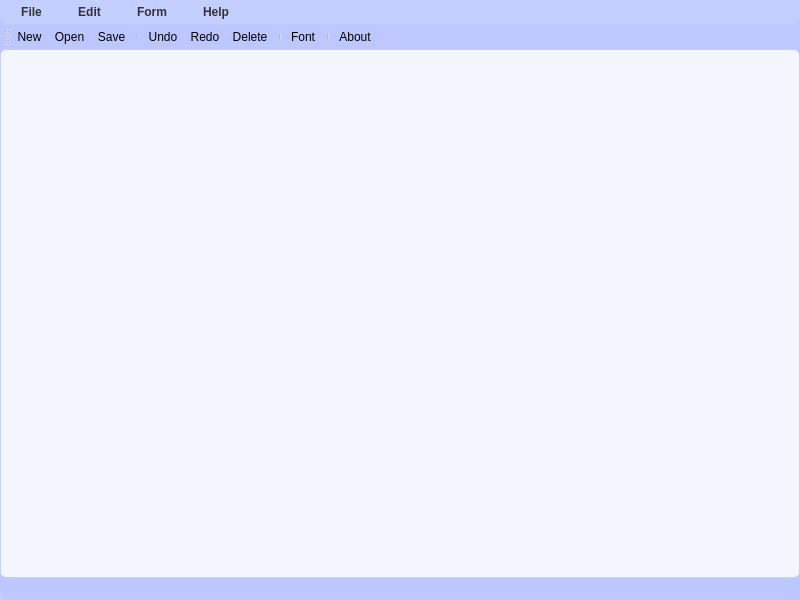
This is QtNotepad.ui in HyunBeen96/note_mp3player as Qt 5 draws it before an edit. The edited form follows.
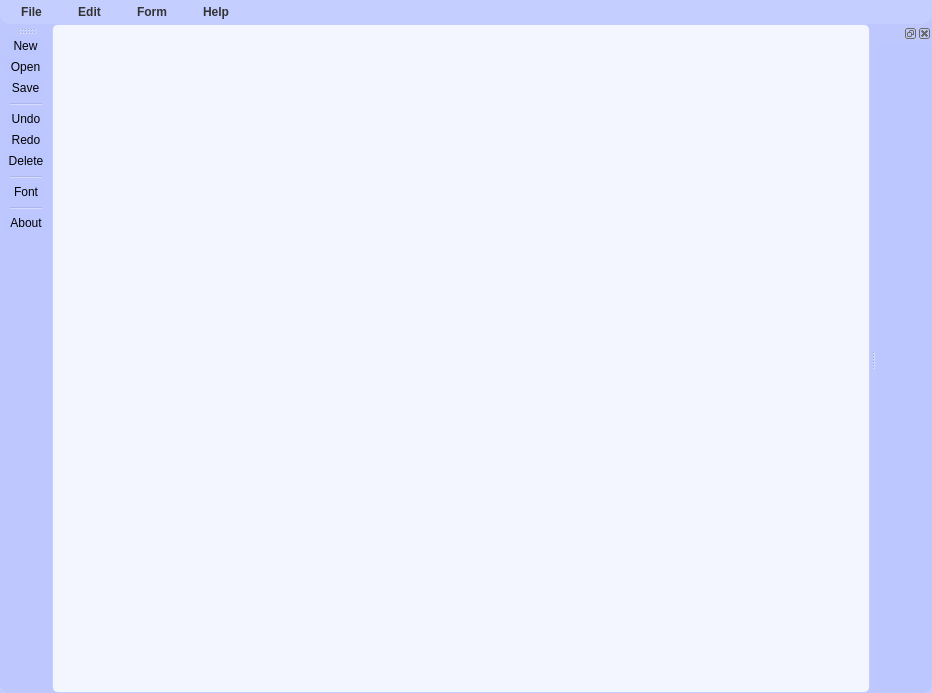
This is the edited form. Icons and pictures are not drawn.

What changed in the file:
```diff
--- a/QtNotepad.ui
+++ b/QtNotepad.ui
@@ -6,8 +6,8 @@
    <rect>
     <x>0</x>
     <y>0</y>
-    <width>800</width>
-    <height>600</height>
+    <width>932</width>
+    <height>693</height>
    </rect>
   </property>
   <property name="windowTitle">
@@ -47,19 +47,6 @@
     color: black;
 }
 
-QPushButton {
-    background-color: rgba(184, 191, 255, 130);  /* 파보라 계열 메인 */
-    border: 1px solid rgba(150, 160, 255, 80);
-    border-radius: 6px;
-    padding: 6px 12px;
-    color: black;
-}
-
-QPushButton:hover {
-    background-color: rgba(160, 170, 255, 180);
-    color: white;
-}
-
 QPlainTextEdit {
     background-color: rgba(255, 255, 255, 210);
     border: 1px solid rgba(170, 180, 255, 100);
@@ -93,6 +80,50 @@
 QMessageBox QLabel {
     background-color: transparent;
     color: black;
+}
+
+/* ✅ 일반 버튼 */
+QPushButton {
+    background-color: rgba(184, 191, 255, 130);  /* 파보라 계열 메인 */
+    border: 1px solid rgba(150, 160, 255, 80);
+    border-radius: 6px;
+    padding: 6px 12px;
+    color: black;
+}
+
+QPushButton:hover {
+    background-color: rgba(160, 170, 255, 180);
+    color: white;
+}
+
+/* ✅ 상단 타이틀바 버튼 (min/max/close) */
+QPushButton#TitleButton {
+    background-color: transparent;
+    border: none;
+    color: #222;  /* 글자 진하게 설정 */
+    font-weight: bold;
+    font-size: 14px;
+}
+
+QPushButton#TitleButton:hover {
+    background-color: rgba(150, 160, 255, 100);
+    color: white;
+    border-radius: 4px;
+}
+
+/* ✅ QMessageBox 안의 버튼 */
+QMessageBox QPushButton {
+    background-color: rgba(200, 210, 255, 180);
+    border: 1px solid rgba(150, 160, 255, 100);
+    border-radius: 4px;
+    padding: 5px 10px;
+    color: #222;
+    font-weight: bold;
+}
+
+QMessageBox QPushButton:hover {
+    background-color: rgba(180, 190, 255, 220);
+    color: black;
 }</string>
   </property>
   <widget class="QWidget" name="centralwidget">
@@ -122,7 +153,7 @@
     <rect>
      <x>0</x>
      <y>0</y>
-     <width>800</width>
+     <width>932</width>
      <height>26</height>
     </rect>
    </property>
@@ -168,13 +199,12 @@
    <addaction name="menuForm"/>
    <addaction name="menuHelp"/>
   </widget>
-  <widget class="QStatusBar" name="statusbar"/>
   <widget class="QToolBar" name="toolBar">
    <property name="windowTitle">
     <string>toolBar</string>
    </property>
    <attribute name="toolBarArea">
-    <enum>TopToolBarArea</enum>
+    <enum>LeftToolBarArea</enum>
    </attribute>
    <attribute name="toolBarBreak">
     <bool>false</bool>
@@ -191,6 +221,12 @@
    <addaction name="separator"/>
    <addaction name="actionAbout"/>
   </widget>
+  <widget class="QDockWidget" name="dockWidget">
+   <attribute name="dockWidgetArea">
+    <number>2</number>
+   </attribute>
+   <widget class="QWidget" name="dockWidgetContents"/>
+  </widget>
   <action name="actionNew">
    <property name="icon">
     <iconset>
```
